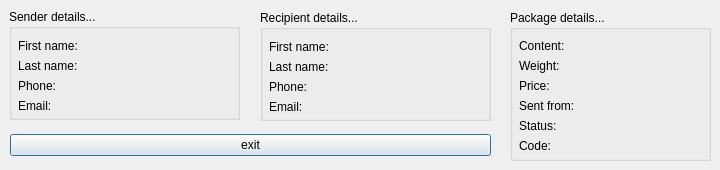
Qt form statusinfowindow.ui (mariusmg2/X-Courier) before a commit.
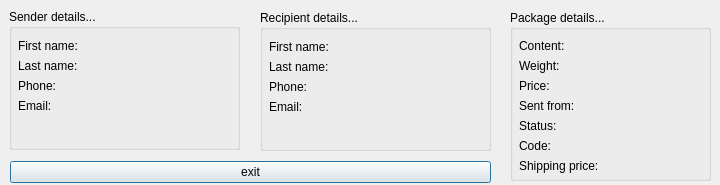
The same form after that commit.

Commit message: new paying system, now clients can chose not to pay for shipping, the recipient will pay

Diff of the .ui file:
```diff
--- a/statusinfowindow.ui
+++ b/statusinfowindow.ui
@@ -7,19 +7,19 @@
     <x>0</x>
     <y>0</y>
     <width>720</width>
-    <height>170</height>
+    <height>185</height>
    </rect>
   </property>
   <property name="minimumSize">
    <size>
     <width>720</width>
-    <height>170</height>
+    <height>185</height>
    </size>
   </property>
   <property name="maximumSize">
    <size>
     <width>720</width>
-    <height>170</height>
+    <height>185</height>
    </size>
   </property>
   <property name="windowTitle">
@@ -31,7 +31,7 @@
      <x>9</x>
      <y>9</y>
      <width>231</width>
-     <height>111</height>
+     <height>141</height>
     </rect>
    </property>
    <property name="title">
@@ -105,6 +105,25 @@
      </item>
     </layout>
    </widget>
+   <widget class="QWidget" name="horizontalLayoutWidget">
+    <property name="geometry">
+     <rect>
+      <x>10</x>
+      <y>120</y>
+      <width>211</width>
+      <height>16</height>
+     </rect>
+    </property>
+    <layout class="QHBoxLayout" name="horizontalLayout">
+     <item>
+      <widget class="QLabel" name="status1">
+       <property name="text">
+        <string/>
+       </property>
+      </widget>
+     </item>
+    </layout>
+   </widget>
   </widget>
   <widget class="QGroupBox" name="recipientBox">
    <property name="geometry">
@@ -112,7 +131,7 @@
      <x>260</x>
      <y>10</y>
      <width>231</width>
-     <height>111</height>
+     <height>141</height>
     </rect>
    </property>
    <property name="title">
@@ -124,7 +143,7 @@
       <x>9</x>
       <y>30</y>
       <width>211</width>
-      <height>76</height>
+      <height>81</height>
      </rect>
     </property>
     <layout class="QFormLayout" name="formLayout_3">
@@ -186,6 +205,25 @@
      </item>
     </layout>
    </widget>
+   <widget class="QWidget" name="horizontalLayoutWidget_2">
+    <property name="geometry">
+     <rect>
+      <x>10</x>
+      <y>120</y>
+      <width>211</width>
+      <height>16</height>
+     </rect>
+    </property>
+    <layout class="QHBoxLayout" name="horizontalLayout_2">
+     <item>
+      <widget class="QLabel" name="status2">
+       <property name="text">
+        <string/>
+       </property>
+      </widget>
+     </item>
+    </layout>
+   </widget>
   </widget>
   <widget class="QGroupBox" name="packageBox">
    <property name="geometry">
@@ -193,7 +231,7 @@
      <x>510</x>
      <y>10</y>
      <width>201</width>
-     <height>151</height>
+     <height>171</height>
     </rect>
    </property>
    <property name="title">
@@ -205,7 +243,7 @@
       <x>9</x>
       <y>29</y>
       <width>181</width>
-      <height>116</height>
+      <height>141</height>
      </rect>
     </property>
     <layout class="QFormLayout" name="formLayout">
@@ -293,6 +331,20 @@
        </property>
       </widget>
      </item>
+     <item row="6" column="0">
+      <widget class="QLabel" name="code_2">
+       <property name="text">
+        <string>Shipping price: </string>
+       </property>
+      </widget>
+     </item>
+     <item row="6" column="1">
+      <widget class="QLabel" name="shippingprice">
+       <property name="text">
+        <string/>
+       </property>
+      </widget>
+     </item>
     </layout>
    </widget>
   </widget>
@@ -300,9 +352,9 @@
    <property name="geometry">
     <rect>
      <x>10</x>
-     <y>130</y>
+     <y>160</y>
      <width>481</width>
-     <height>31</height>
+     <height>24</height>
     </rect>
    </property>
    <layout class="QVBoxLayout" name="verticalLayout_2">
@@ -311,6 +363,9 @@
       <property name="text">
        <string>exit</string>
       </property>
+      <property name="default">
+       <bool>true</bool>
+      </property>
      </widget>
     </item>
    </layout>
```
The commit also changes 6 other files.
